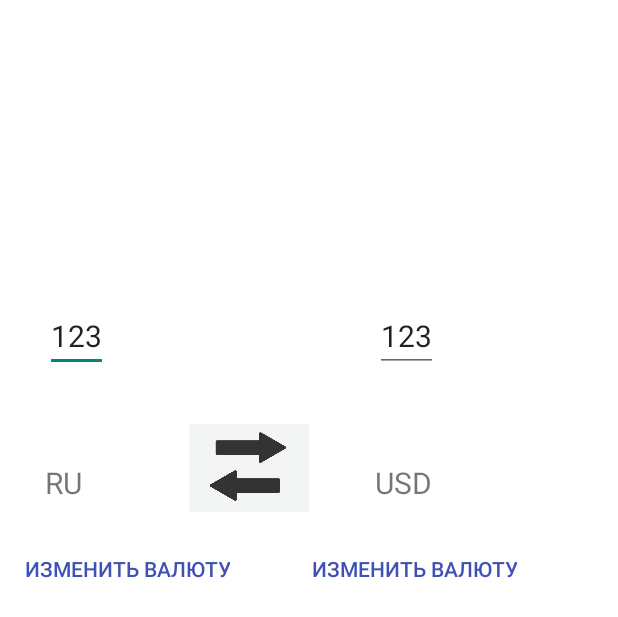
After one commit to BermetBakyt/converter, an Android app: the layout fragment_select.xml on its own in the app's theme, with its tools: preview values and no code run, on a phone screen of 412 x 824 dp. The commit adds this screen. Shown: the top 617 px of the screen. Run offline under Robolectric (Android 15) with nearby library versions, the phone set to English and light mode, and no system bars.

Commit message:
created layouts of fragments

```diff
--- a/app/src/main/AndroidManifest.xml
+++ b/app/src/main/AndroidManifest.xml
@@ -2,7 +2,10 @@
 <manifest xmlns:android="http://schemas.android.com/apk/res/android"
     xmlns:tools="http://schemas.android.com/tools">
 
+    <uses-permission android:name="android.permission.INTERNET"/>
+
     <application
+        android:name=".app.ConverterApp"
         android:allowBackup="true"
         android:dataExtractionRules="@xml/data_extraction_rules"
         android:fullBackupContent="@xml/backup_rules"
@@ -13,7 +16,7 @@
         android:theme="@style/Theme.Converter"
         tools:targetApi="31">
         <activity
-            android:name=".MainActivity"
+            android:name=".app.presentation.activity.MainActivity"
             android:exported="true">
             <intent-filter>
                 <action android:name="android.intent.action.MAIN" />
--- /dev/null
+++ b/app/src/main/res/layout/fragment_select.xml
@@ -0,0 +1,99 @@
+<?xml version="1.0" encoding="utf-8"?>
+<androidx.constraintlayout.widget.ConstraintLayout xmlns:android="http://schemas.android.com/apk/res/android"
+    android:layout_width="match_parent"
+    android:layout_height="match_parent"
+    android:background="@color/white"
+    xmlns:tools="http://schemas.android.com/tools"
+    xmlns:app="http://schemas.android.com/apk/res-auto"
+    tools:context=".app.presentation.select.SelectCurrencyFragment">
+
+    <com.google.android.material.textfield.TextInputEditText
+        android:id="@+id/inputAmount"
+        android:layout_width="wrap_content"
+        android:layout_height="wrap_content"
+        app:layout_constraintTop_toTopOf="parent"
+        app:layout_constraintStart_toStartOf="parent"
+        android:text="123"
+        android:layout_marginTop="200dp"
+        android:layout_marginStart="30dp"
+        android:layout_marginBottom="40dp"
+        android:textSize="20sp"
+        android:inputType="numberDecimal" />
+
+    <com.google.android.material.textfield.TextInputEditText
+        android:id="@+id/inputConvertedAmount"
+        android:layout_width="wrap_content"
+        android:layout_height="wrap_content"
+        android:layout_marginStart="250dp"
+        app:layout_constraintBaseline_toBaselineOf="@id/inputAmount"
+        app:layout_constraintStart_toStartOf="parent"
+        android:text="123"
+        android:textSize="20sp"
+        android:layout_marginTop="40dp"
+        android:inputType="numberDecimal" />
+
+    <ImageView
+        android:id="@+id/arrow"
+        android:layout_width="80dp"
+        android:layout_height="60dp"
+        android:src="@drawable/arrow_two_side"
+        app:layout_constraintBottom_toBottomOf="parent"
+        app:layout_constraintEnd_toEndOf="parent"
+        app:layout_constraintHorizontal_bias="0.38"
+        app:layout_constraintRight_toLeftOf="@id/textCurrencySelected1"
+        app:layout_constraintStart_toStartOf="parent"
+        app:layout_constraintTop_toTopOf="parent"
+        app:layout_constraintVertical_bias="0.369" />
+
+    <TextView
+        android:id="@+id/textCurrencySelected1"
+        android:layout_width="wrap_content"
+        android:layout_height="wrap_content"
+        android:text="RU"
+        android:layout_marginTop="60dp"
+        android:textSize="20sp"
+        app:layout_constraintStart_toStartOf="parent"
+        app:layout_constraintBottom_toTopOf="@id/buttonChangeCurrency1"
+        android:layout_marginStart="30dp"
+        app:layout_constraintTop_toBottomOf="@id/inputAmount"/>
+
+    <TextView
+        android:id="@+id/textCurrencySelected2"
+        android:layout_width="wrap_content"
+        android:layout_height="wrap_content"
+        android:text="USD"
+        android:layout_marginTop="60dp"
+        android:textSize="20sp"
+        app:layout_constraintStart_toStartOf="parent"
+        android:layout_marginStart="250dp"
+        app:layout_constraintTop_toBottomOf="@id/inputConvertedAmount"/>
+
+    <Button
+        android:id="@+id/buttonChangeCurrency1"
+        android:layout_width="wrap_content"
+        android:layout_height="wrap_content"
+        android:layout_marginTop="20dp"
+        android:background="@color/white"
+        android:text="@string/btn1"
+        android:textColor="@color/blue"
+        style="?android:attr/borderlessButtonStyle"
+        app:layout_constraintEnd_toEndOf="parent"
+        app:layout_constraintHorizontal_bias="0.058"
+        app:layout_constraintStart_toStartOf="parent"
+        app:layout_constraintTop_toBottomOf="@id/textCurrencySelected1" />
+
+    <Button
+        android:id="@+id/buttonChangeCurrency2"
+        android:layout_width="wrap_content"
+        android:layout_height="wrap_content"
+        android:layout_marginTop="20dp"
+        android:background="@color/white"
+        android:text="@string/btn1"
+        android:textColor="@color/blue"
+        app:layout_constraintEnd_toEndOf="parent"
+        style="?android:attr/borderlessButtonStyle"
+        app:layout_constraintHorizontal_bias="0.754"
+        app:layout_constraintStart_toStartOf="parent"
+        app:layout_constraintTop_toBottomOf="@id/textCurrencySelected2" />
+
+</androidx.constraintlayout.widget.ConstraintLayout>
--- a/app/src/main/res/values/colors.xml
+++ b/app/src/main/res/values/colors.xml
@@ -7,4 +7,6 @@
     <color name="teal_700">#FF018786</color>
     <color name="black">#FF000000</color>
     <color name="white">#FFFFFFFF</color>
+    <color name="grey">#818181</color>
+    <color name="blue">#3F51B5</color>
 </resources>
--- a/app/src/main/res/values/strings.xml
+++ b/app/src/main/res/values/strings.xml
@@ -1,3 +1,7 @@
 <resources>
     <string name="app_name">Converter</string>
+    <string name="toolbar_title">Конвертер валют</string>
+    <string name="btn1">Изменить валюту</string>
+    <string name="choose_curr_toolbar">Выбор валют</string>
+    <string name="btn_delete">Отмена</string>
 </resources>
--- a/app/src/main/res/values/themes.xml
+++ b/app/src/main/res/values/themes.xml
@@ -1,6 +1,6 @@
 <resources xmlns:tools="http://schemas.android.com/tools">
     <!-- Base application theme. -->
-    <style name="Theme.Converter" parent="Theme.MaterialComponents.DayNight.DarkActionBar">
+    <style name="Theme.Converter" parent="Theme.AppCompat.Light.NoActionBar">
         <!-- Primary brand color. -->
         <item name="colorPrimary">@color/purple_500</item>
         <item name="colorPrimaryVariant">@color/purple_700</item>
```
Also changed, not shown: app/build.gradle (+63 -6 lines), app/src/main/java/com/test/converter/MainActivity.kt (deleted, +0 -11 lines), app/src/main/java/com/test/converter/app/ConverterApp.kt (added, +6 -0 lines), app/src/main/java/com/test/converter/app/presentation/activity/MainActivity.kt (added, +22 -0 lines), app/src/main/java/com/test/converter/app/presentation/calculator/CalculatorFragment.kt (added, +8 -0 lines), app/src/main/java/com/test/converter/app/presentation/exchange/ActualExchangeFragment.kt (added, +9 -0 lines), app/src/main/java/com/test/converter/app/presentation/select/SelectCurrencyFragment.kt (added, +8 -0 lines), app/src/main/res/layout/activity_main.xml (+38 -5 lines), app/src/main/res/layout/fragment_actual_exchange.xml (added, +16 -0 lines), app/src/main/res/layout/fragment_calculator.xml (added, +46 -0 lines), app/src/main/res/navigation/nav_graph.xml (added, +30 -0 lines), build.gradle (+9 -3 lines), app/src/main/res/drawable/arrow_two_side.jpg (added).
